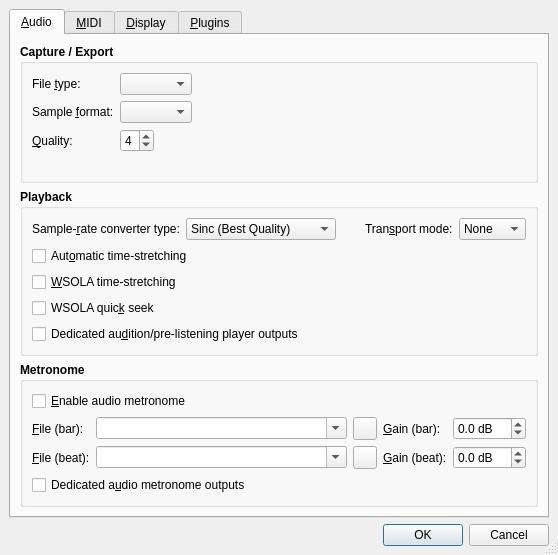
The window that src/qtractorOptionsForm.ui (rncbc/qtractor) describes before a commit, drawn with Qt 5.
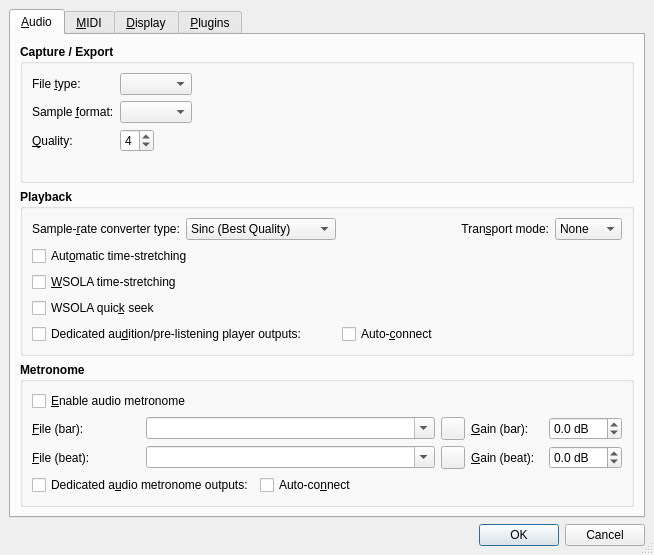
The same window after the commit. Icons and pictures are not drawn.

Commit message: - Auto-connection of dedicated audio outputs is now   optional for default audio master bus, metronome,   player and MIDI instrument plugin dedicated audio   outputs.

Diff of the .ui file:
```diff
--- a/src/qtractorOptionsForm.ui
+++ b/src/qtractorOptionsForm.ui
@@ -334,7 +334,10 @@
             <property name="text" >
              <string>Tran&amp;sport mode:</string>
             </property>
-            <property name="buddy" >
+			<property name="alignment" >
+			 <set>Qt::AlignRight|Qt::AlignTrailing|Qt::AlignVCenter</set>
+			</property>
+			<property name="buddy" >
              <cstring>TransportModeComboBox</cstring>
             </property>
            </widget>
@@ -429,7 +432,7 @@
             </property>
            </widget>
           </item>
-          <item row="4" column="0" colspan="3" >
+		  <item row="4" column="0" colspan="2" >
            <widget class="QCheckBox" name="AudioPlayerBusCheckBox" >
             <property name="font" >
              <font>
@@ -441,14 +444,33 @@
              <string>Whether to have separate audition/pre-listening player output ports</string>
             </property>
             <property name="text" >
-             <string>Dedicated au&amp;dition/pre-listening player outputs</string>
+			 <string>Dedicated au&amp;dition/pre-listening player outputs:</string>
             </property>
             <property name="shortcut" >
              <string>Alt+D</string>
             </property>
            </widget>
           </item>
-          <item row="5" column="0" colspan="3" >
+		  <item row="4" column="2" >
+		   <widget class="QCheckBox" name="AudioPlayerAutoConnectCheckBox" >
+			<property name="font" >
+			 <font>
+			  <weight>50</weight>
+			  <bold>false</bold>
+			 </font>
+			</property>
+			<property name="toolTip" >
+			 <string>Whether to auto-connect dedicated audio player outputs</string>
+			</property>
+			<property name="text" >
+			 <string>Auto-&amp;connect</string>
+			</property>
+			<property name="shortcut" >
+			 <string>Alt+C</string>
+			</property>
+		   </widget>
+		  </item>
+		  <item row="5" column="0" colspan="5" >
            <spacer>
             <property name="orientation" >
              <enum>Qt::Vertical</enum>
@@ -520,7 +542,7 @@
             </property>
            </widget>
           </item>
-          <item row="1" column="1" >
+		  <item row="1" column="1" colspan="3" >
            <widget class="QComboBox" name="MetroBarFilenameComboBox" >
             <property name="sizePolicy" >
              <sizepolicy>
@@ -544,7 +566,7 @@
             </property>
            </widget>
           </item>
-          <item row="1" column="2">
+		  <item row="1" column="4">
            <widget class="QToolButton" name="MetroBarFilenameToolButton" >
             <property name="font" >
              <font>
@@ -575,7 +597,7 @@
             </property>
            </widget>
           </item>
-          <item row="1" column="3" >
+		  <item row="1" column="5" >
            <widget class="QLabel" name="MetroBarGainTextLabel" >
             <property name="font" >
              <font>
@@ -591,7 +613,7 @@
             </property>
            </widget>
           </item>
-          <item row="1" column="4" >
+		  <item row="1" column="6" >
            <widget class="QDoubleSpinBox" name="MetroBarGainSpinBox" >
             <property name="font" >
              <font>
@@ -623,7 +645,7 @@
             <property name="value" >
              <double>0.0</double>
             </property>
-           </widget>
+		   </widget>
           </item>
           <item row="2" column="0" >
            <widget class="QLabel" name="MetroBeatFilenameTextLabel" >
@@ -641,7 +663,7 @@
             </property>
            </widget>
           </item>
-          <item row="2" column="1" >
+		  <item row="2" column="1" colspan="3" >
            <widget class="QComboBox" name="MetroBeatFilenameComboBox" >
             <property name="sizePolicy" >
              <sizepolicy>
@@ -665,7 +687,7 @@
             </property>
            </widget>
           </item>
-          <item row="2" column="2">
+		  <item row="2" column="4" >
            <widget class="QToolButton" name="MetroBeatFilenameToolButton" >
             <property name="font" >
              <font>
@@ -696,7 +718,7 @@
             </property>
            </widget>
           </item>
-          <item row="2" column="3" >
+		  <item row="2" column="5" >
            <widget class="QLabel" name="MetroBeatGainTextLabel" >
             <property name="font" >
              <font>
@@ -712,7 +734,7 @@
             </property>
            </widget>
           </item>
-          <item row="2" column="4" >
+		  <item row="2" column="6" >
            <widget class="QDoubleSpinBox" name="MetroBeatGainSpinBox" >
             <property name="font" >
              <font>
@@ -746,7 +768,7 @@
             </property>
            </widget>
           </item>
-          <item row="3" column="0" colspan="5" >
+		  <item row="3" column="0" colspan="2" >
            <widget class="QCheckBox" name="AudioMetroBusCheckBox" >
             <property name="font" >
              <font>
@@ -758,14 +780,33 @@
              <string>Whether to have separate audio metronome output ports</string>
             </property>
             <property name="text" >
-             <string>Dedicated a&amp;udio metronome outputs</string>
+			 <string>Dedicated a&amp;udio metronome outputs:</string>
             </property>
             <property name="shortcut" >
              <string>Alt+U</string>
             </property>
            </widget>
           </item>
-         </layout>
+		  <item row="3" column="2" >
+		   <widget class="QCheckBox" name="AudioMetroAutoConnectCheckBox" >
+			<property name="font" >
+			 <font>
+			  <weight>50</weight>
+			  <bold>false</bold>
+			 </font>
+			</property>
+			<property name="toolTip" >
+			 <string>Whether to auto-connect dedicated audio metronome outputs</string>
+			</property>
+			<property name="text" >
+			 <string>Auto-co&amp;nnect</string>
+			</property>
+			<property name="shortcut" >
+			 <string>Alt+N</string>
+			</property>
+		   </widget>
+		  </item>
+		 </layout>
         </widget>
        </item>
      </layout>
```
Left out of the diff: 47 changed lines with no effect on the pictures. The commit also changes 21 other files.
